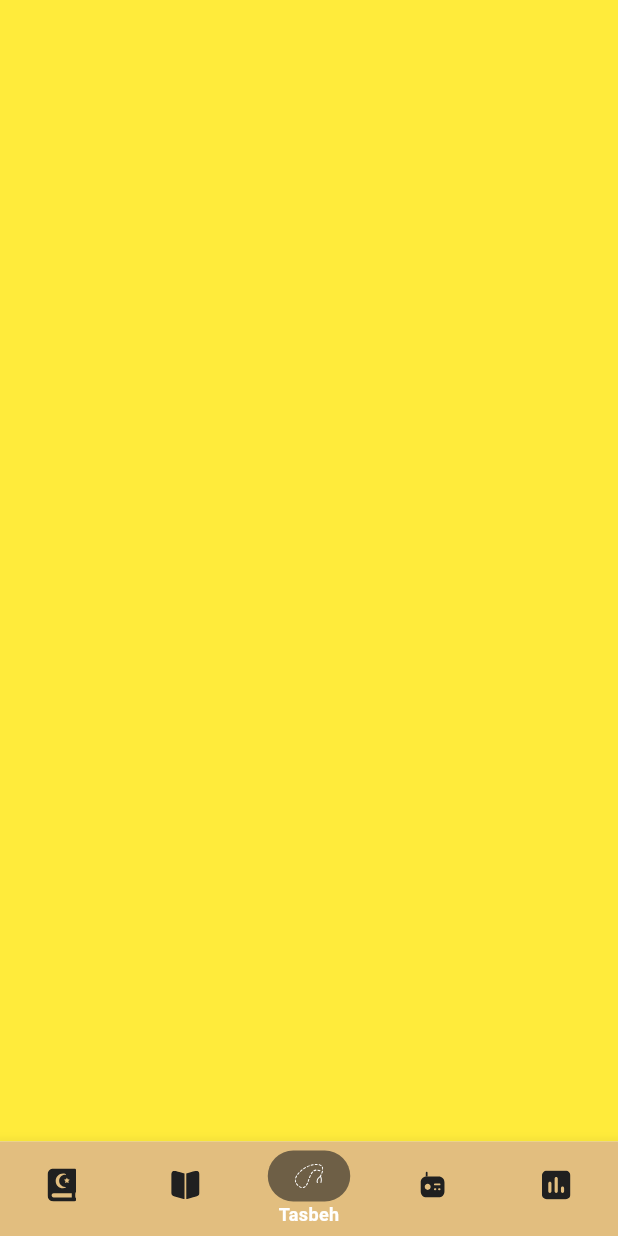
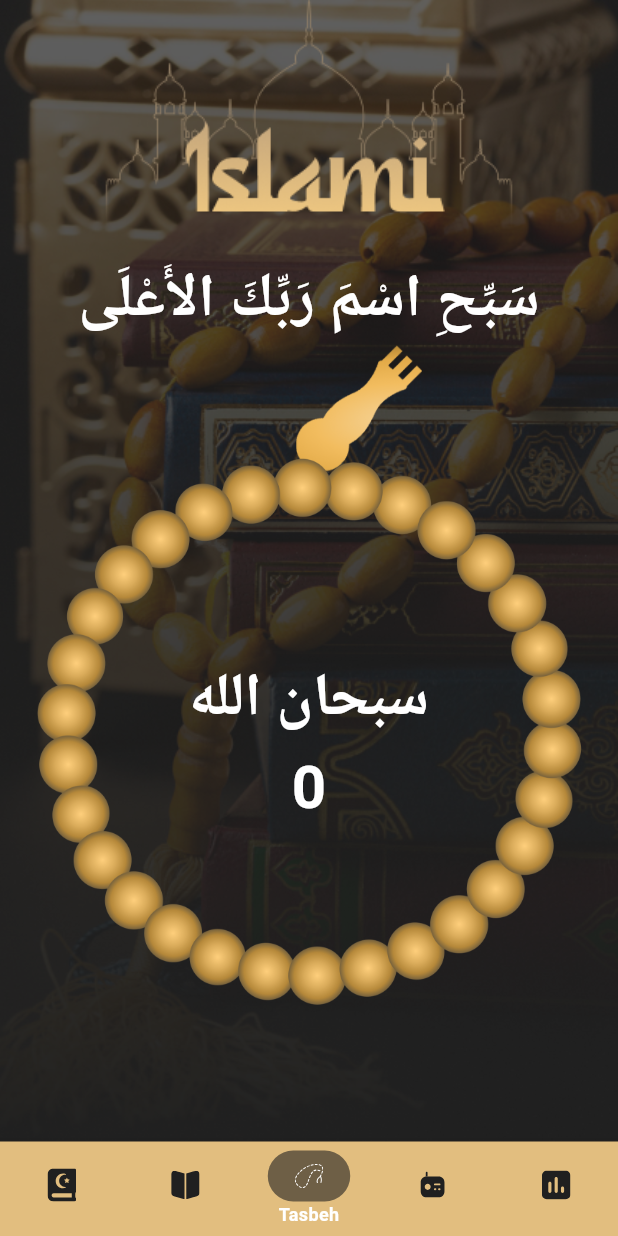
Before and after one commit to AmrAshraf-git/Islami-App, a Flutter app: the Home screen opened by its route, item 3 of the bottom bar chosen, on a phone screen of 412 x 824 dp. Run offline on Flutter 3.47's test engine with Material 3 defaults, Android fonts, the phone set to English and light mode, and no system bars; our stand-ins replace carousel_slider, flutter_svg, introduction_screen, shared_preferences; accounts and stored records are empty; project files that could hold a hidden picture were left out.

```diff
--- a/lib/config/theme/app_theme.dart
+++ b/lib/config/theme/app_theme.dart
@@ -3,6 +3,7 @@ import 'package:islami_c13_offline/core/resources/colors_manager.dart';
 
 class AppTheme {
   static final ThemeData light = ThemeData(
+      useMaterial3: true,
       bottomNavigationBarTheme: const BottomNavigationBarThemeData(
           backgroundColor: ColorsManager.gold,
           type: BottomNavigationBarType.fixed,
--- /dev/null
+++ b/lib/core/prefs_handler/local_storage_key.dart
@@ -0,0 +1,3 @@
+abstract class LocalStorageKeys{
+  static const isFirstTimeRun="isFirstTimeRun";
+}
--- a/lib/core/resources/assets_manager.dart
+++ b/lib/core/resources/assets_manager.dart
@@ -16,6 +16,10 @@ abstract final class AssetImages {
   static const String onboarding3 = '${base}onboarding3.png';
   static const String onboarding4 = '${base}onboarding4.png';
   static const String onboarding5 = '${base}onboarding5.png';
+  static const String SebhaHead = '${base}SebhaHead 1.png';
+  static const String SebhaBody = '${base}SebhaBody 1.png';
+  static const String SebhaBackground = '${base}SebhaBackground.png';
+
 }
 
 abstract final class SvgAssets {
--- a/lib/my_app.dart
+++ b/lib/my_app.dart
@@ -3,7 +3,8 @@ import 'package:islami_c13_offline/config/theme/app_theme.dart';
 import 'package:islami_c13_offline/core/routes_manager/routes_manager.dart';
 
 class IslamiApp extends StatelessWidget {
-  const IslamiApp({super.key});
+  final String initialRoute;
+  const IslamiApp({super.key, required this.initialRoute});
 
   // This widget is the root of your application.
   @override
@@ -13,7 +14,7 @@ class IslamiApp extends StatelessWidget {
       darkTheme: AppTheme.dark,
       themeMode: ThemeMode.light,
       routes: RoutesManager.routes,
-      initialRoute: RoutesManager.onboarding,
+      initialRoute: initialRoute,
     );
   }
 }
--- a/lib/presentation/screens/home/tabs/tasbeh/tasbeh_tab.dart
+++ b/lib/presentation/screens/home/tabs/tasbeh/tasbeh_tab.dart
@@ -1,12 +1,105 @@
+
+import 'dart:math';
+
 import 'package:flutter/material.dart';
+import 'package:islami_c13_offline/core/resources/assets_manager.dart';
+import 'package:islami_c13_offline/core/resources/colors_manager.dart';
 
-class TasbehTab extends StatelessWidget {
+class TasbehTab extends StatefulWidget {
   const TasbehTab({super.key});
 
   @override
+  State<TasbehTab> createState() => _TasbehTabState();
+}
+
+class _TasbehTabState extends State<TasbehTab> {
+  int counter=0;
+  late String currentTasbeeh=tasbeehList[0];
+  List<String> tasbeehList=["سبحان الله","الحمد لله","الله وأكبر"];
+  @override
   Widget build(BuildContext context) {
     return Container(
-      color: Colors.yellow,
+      width: double.infinity,
+      height: double.infinity,
+      decoration: const BoxDecoration(
+        image: DecorationImage(
+            image: AssetImage(AssetImages.SebhaBackground),
+            fit: BoxFit.cover
+        ),
+      ),
+      child: Column(
+        children: [
+          Image.asset(AssetImages.islamiLogo),
+          const Text("سَبِّحِ اسْمَ رَبِّكَ الأَعْلَى", style: TextStyle(
+            fontSize: 40,
+            fontWeight: FontWeight.bold,
+            color:ColorsManager.white
+          ),
+          ),
+          Expanded(
+            child: InkWell(
+              onTap: (){
+                _updateSebha();
+              },
+              child: Stack(
+                alignment: Alignment.topCenter,
+                children: [
+                  Image.asset(
+                    AssetImages.SebhaHead,
+                    height: MediaQuery.of(context).size.height*0.12,
+                    width: double.infinity,
+                    //fit: BoxFit.fitWidth,
+                  ),
+                  Positioned.fill(
+                    bottom: MediaQuery.of(context).size.height*0.02,
+                      //top: MediaQuery.of(context).size.height*0.02,
+                      child: AnimatedRotation(
+                        duration: const Duration(milliseconds: 100),
+                        turns: -counter*pi,
+                        alignment: Alignment.center,
+                        child: Image.asset(
+                          AssetImages.SebhaBody,
+                          //width: double.infinity,
+                          //fit: BoxFit.contain,
+                        ),
+                      )
+                  ),
+                   Column(
+                    mainAxisAlignment: MainAxisAlignment.center,
+                    children: [
+                      Text(currentTasbeeh, style: const TextStyle(
+                          fontSize: 40,
+                          fontWeight: FontWeight.bold,
+                          color:ColorsManager.white
+                      ),
+                      ),
+                      Text(counter.toString(), style: const TextStyle(
+                          fontSize: 40,
+                          fontWeight: FontWeight.bold,
+                          color:ColorsManager.white
+                      ),
+                      ),
+                    ],
+                  )
+
+                ],
+              ),
+            ),
+          )
+
+      ],
+    ),
     );
   }
+
+  void _updateSebha() {
+    counter++;
+    if(counter==34){
+      currentTasbeeh=tasbeehList[(tasbeehList.indexOf(currentTasbeeh)+1)%3];
+      counter=0;
+    }
+    setState(() {
+    });
+
+  }
 }
```
Also changed, not shown: lib/core/prefs_handler/prefs_handler.dart (+39 -9 lines), lib/main.dart (+12 -6 lines), lib/presentation/screens/onboarding/onboarding.dart (+20 -10 lines), assets/images/SebhaBackground.png (added), assets/images/SebhaBody 1.png (added), assets/images/SebhaHead 1.png (added), pubspec.lock, 7 other files.
